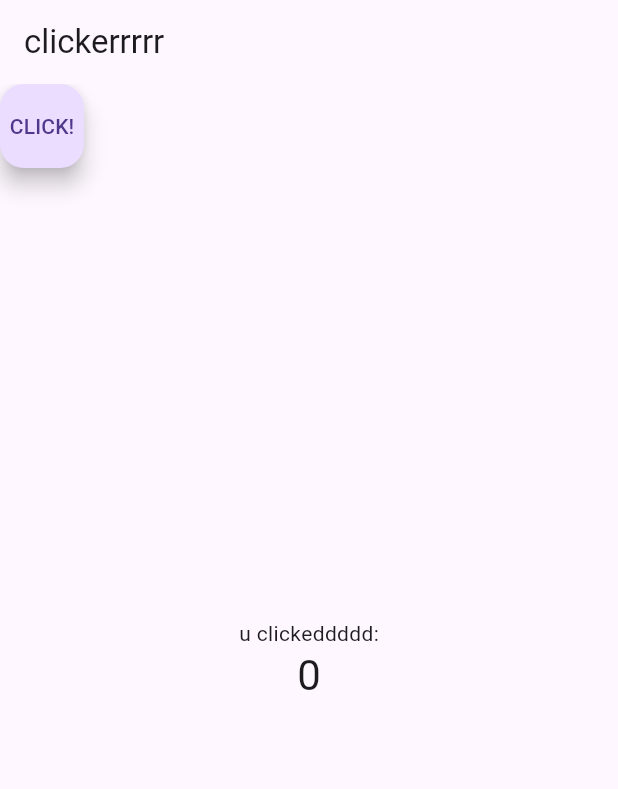
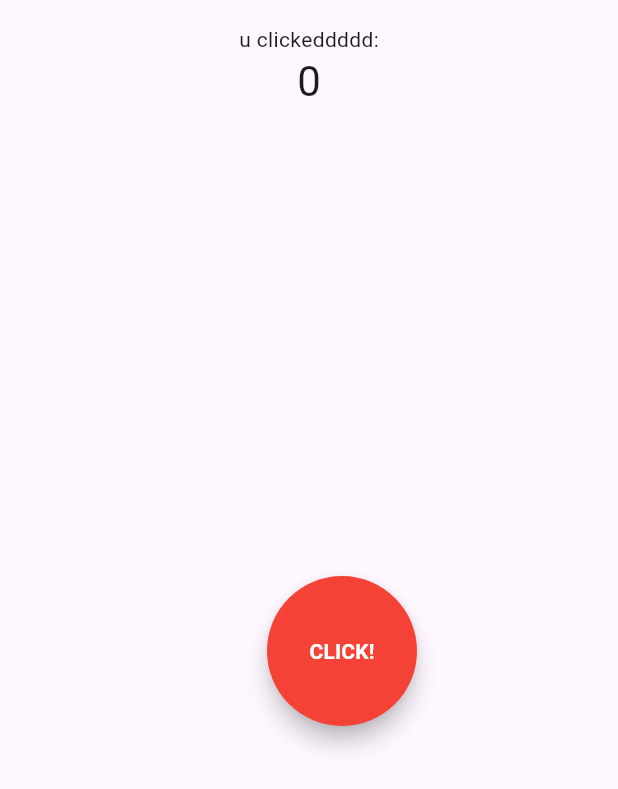
Before and after one commit to osakareaper/clickerrrrr, a Flutter app: the screen it shows after launch, on a phone screen of 412 x 824 dp. Shown: the top 789 px of the screen. Run offline on Flutter 3.47's test engine with Material 3 defaults, Android fonts, the phone set to English and light mode, and no system bars.

Commit message:
feat: button design improvements

```diff
--- a/lib/screens/home_screen.dart
+++ b/lib/screens/home_screen.dart
@@ -1,6 +1,5 @@
 import 'package:clicker/widgets/movable_button.dart';
 import 'package:flutter/material.dart';
-import '../widgets/movable_button.dart';
 
 class HomeScreen extends StatefulWidget {
   @override
@@ -19,16 +18,20 @@ class _HomeScreenState extends State<HomeScreen> {
   @override
   Widget build(BuildContext context) {
     return Scaffold(
-      appBar: AppBar(
-        title: Text('clickerrrrr'),
-      ),
-      body: Stack(
+      body: LayoutBuilder(
+        builder: (context, constraints) {
+          final initialX = constraints.maxWidth / 2 - 28;
+          final initialY = constraints.maxHeight / 2 - 28;
+
+          return Stack(
             children: <Widget>[
               Center(
+                child: Padding(
+                  padding: const EdgeInsets.all(16.0),
                   child: Column(
-              mainAxisAlignment: MainAxisAlignment.center,
+                    mainAxisAlignment: MainAxisAlignment.start,
                     children: <Widget>[
-                Text('u clickeddddd:'),
+                      const Text('u clickeddddd:'),
                       Text(
                         '$_counter',
                         style: Theme.of(context).textTheme.headlineMedium,
@@ -36,11 +39,16 @@ class _HomeScreenState extends State<HomeScreen> {
                     ],
                   ),
                 ),
+              ),
               MovableButton(
                 onPressed: _incrementCounter,
                 label: 'CLICK!',
+                initialX: initialX,
+                initialY: initialY,
               ),
             ],
+          );
+        },
       ),
     );
   }
--- a/lib/widgets/movable_button.dart
+++ b/lib/widgets/movable_button.dart
@@ -3,16 +3,30 @@ import 'package:flutter/material.dart';
 class MovableButton extends StatefulWidget {
   final VoidCallback onPressed;
   final String label;
+  final double initialX;
+  final double initialY;
 
-  MovableButton({required this.onPressed, required this.label});
+  MovableButton({
+    required this.onPressed,
+     required this.label,
+     required this.initialX,
+     required this.initialY,
+    });
 
   @override
   _MovableButtonState createState() => _MovableButtonState();
 }
 
 class _MovableButtonState extends State<MovableButton> {
-  double xPosition = 0;
-  double yPosition = 0;
+  late double xPosition;
+  late double yPosition;
+
+  @override
+  void initState() {
+    super.initState();
+    xPosition = widget.initialX;
+    yPosition = widget.initialY;
+  }
 
   @override
   Widget build(BuildContext context) {
@@ -26,9 +40,21 @@ class _MovableButtonState extends State<MovableButton> {
             yPosition += details.delta.dy;
           });
         },
-        child: FloatingActionButton(
+        child: SizedBox(
+          width: 100,
+          height: 100,
+          child: FloatingActionButton(
           onPressed: widget.onPressed,
-          child: Text(widget.label),
+          backgroundColor: Colors.red,
+          shape: const CircleBorder(),
+          child: Text(
+            widget.label,
+            style: const TextStyle(
+              fontWeight: FontWeight.bold,
+              color: Colors.white,
+            ),
+            ),
+        ),
         ),
       ),
     );
```
Lines whose indentation alone changed are shown as unchanged.
